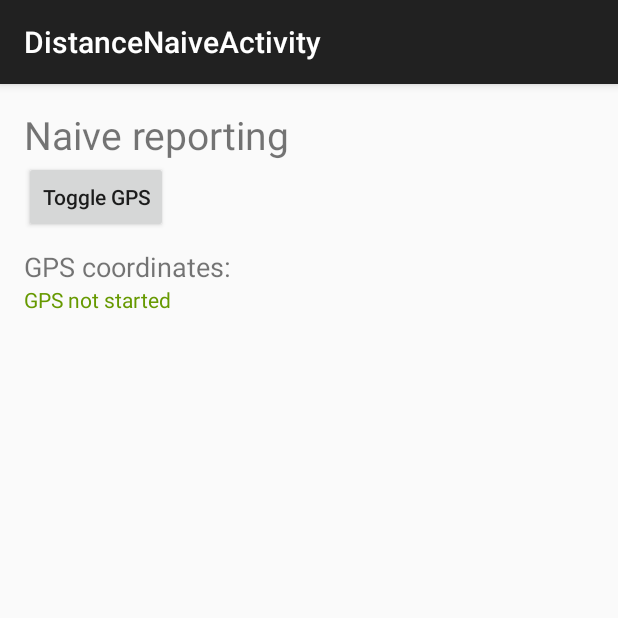
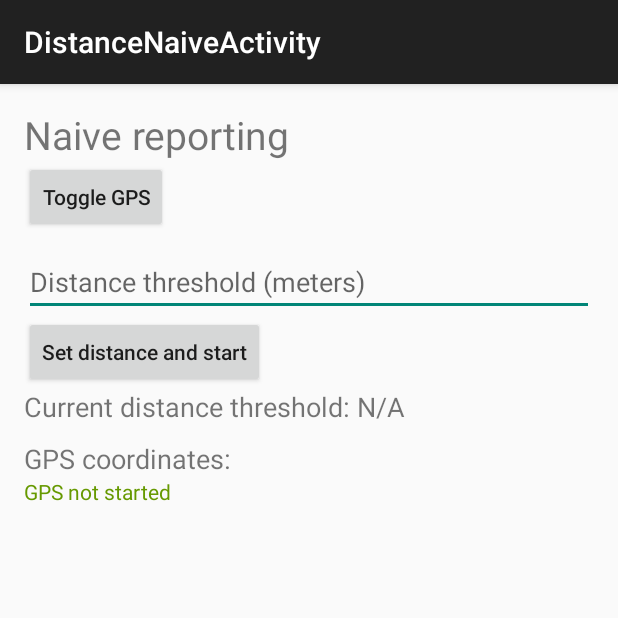
Before and after one commit to YnkDK/PP-Project2, an Android app: the DistanceNaiveActivity screen opened directly, with no data from a screen before it, on a phone screen of 412 x 824 dp, the top half of it. Run offline under Robolectric (Android 15) with nearby library versions, the phone set to English and light mode, and no system bars.

Commit message:
Removed distance measurements, added Filter for both distance and time

```diff
--- a/app/src/main/java/dk/au/pp13/positionfinder/DistanceNaiveActivity.java
+++ b/app/src/main/java/dk/au/pp13/positionfinder/DistanceNaiveActivity.java
@@ -2,11 +2,10 @@ package dk.au.pp13.positionfinder;
 
 import android.content.Context;
 import android.location.LocationManager;
+import android.os.Bundle;
 import android.support.v7.app.ActionBarActivity;
-import android.os.Bundle;
-import android.view.Menu;
-import android.view.MenuItem;
 import android.view.View;
+import android.widget.EditText;
 import android.widget.TextView;
 
 
@@ -15,6 +14,8 @@ public class DistanceNaiveActivity extends ActionBarActivity {
     private boolean isGPSOn;
     private LocationManager locationManager = null;
     private GPSListener locationListener = null;
+    private EditText editFieldDistance;
+    private TextView maxDistance;
 
     @Override
     protected void onCreate(Bundle savedInstanceState) {
@@ -22,6 +23,9 @@ public class DistanceNaiveActivity extends ActionBarActivity {
         setContentView(R.layout.activity_distance_naive);
 
         gpsCoordinates = (TextView) findViewById(R.id.gpsCoordinates);
+        maxDistance = (TextView) findViewById(R.id.maxDistance);
+        editFieldDistance = (EditText) findViewById(R.id.inputFieldDistance);
+
 
         gpsCoordinates.setText("GPS not started");
         isGPSOn = false;
@@ -42,4 +46,16 @@ public class DistanceNaiveActivity extends ActionBarActivity {
         }
         isGPSOn = !isGPSOn;
     }
+
+    public void setDistance(View view) {
+        if (editFieldDistance.getText().length() > 0) {
+            long distance = Long.parseLong(String.valueOf(editFieldDistance.getText()));
+            this.locationListener.setFilter(new HaversineFilter(distance));
+
+            maxDistance.setText("Current distance threshold: " + distance + " meters");
+            editFieldDistance.setText("");
+            if (!isGPSOn) toggleGPS(null);
+
+        }
+    }
 }
--- /dev/null
+++ b/app/src/main/java/dk/au/pp13/positionfinder/Filter.java
@@ -0,0 +1,18 @@
+package dk.au.pp13.positionfinder;
+
+import android.location.Location;
+
+/**
+ * Either a distance of time filter
+ */
+public interface Filter {
+
+    /**
+     * Returns true if the change from l1 to l2 would make l2 pass the filter
+     *
+     * @param l1 First location
+     * @param l2 Second location
+     * @return True if l2 passes the filter, false otherwise
+     */
+    boolean passesFilter(Location l1, Location l2);
+}
--- a/app/src/main/java/dk/au/pp13/positionfinder/GPSListener.java
+++ b/app/src/main/java/dk/au/pp13/positionfinder/GPSListener.java
@@ -9,15 +9,26 @@ import android.widget.TextView;
  * Created by CasperC on 9/23/15.
  */
 public class GPSListener implements LocationListener {
+    private Filter filter;
+
     private TextView textView;
+    private Location lastGoodFix;
 
     public GPSListener(TextView view) {
         this.textView = view;
+        this.lastGoodFix = null;
+    }
+
+    public void setFilter(Filter filter) {
+        this.filter = filter;
     }
 
     @Override
     public void onLocationChanged(Location location) {
-        textView.setText(location.toString());
+        if (lastGoodFix == null || filter.passesFilter(lastGoodFix, location)) {
+            textView.setText(location.toString());
+            lastGoodFix = location;
+        }
     }
 
     @Override
--- a/app/src/main/res/layout/activity_distance_naive.xml
+++ b/app/src/main/res/layout/activity_distance_naive.xml
@@ -20,7 +20,30 @@
         android:layout_height="wrap_content"
         android:text="@string/toggle_gps"
         android:textAllCaps="false"
-        android:onClick="toggleGPS"
+        android:onClick="toggleGPS" />
+
+    <EditText
+        android:id="@+id/inputFieldDistance"
+        android:layout_width="match_parent"
+        android:layout_height="wrap_content"
+        android:hint="@string/distance_threshold"
+        android:layout_marginTop="10dp"
+        android:textSize="18sp"
+        android:inputType="number" />
+
+    <Button
+        android:layout_width="wrap_content"
+        android:layout_height="wrap_content"
+        android:text="@string/set_distance"
+        android:textAllCaps="false"
+        android:onClick="setDistance" />
+
+    <TextView
+        android:id="@+id/maxDistance"
+        android:layout_width="wrap_content"
+        android:layout_height="wrap_content"
+        android:textSize="18sp"
+        android:text="@string/current_initial_distance_threshold"
         />
 
     <TextView
--- a/app/src/main/res/values/strings.xml
+++ b/app/src/main/res/values/strings.xml
@@ -8,6 +8,7 @@
     <string name="title_activity_distance_max_speed">DistanceMaxSpeedActivity</string>
     <string name="title_activity_distance_accelerometer">DistanceAccelerometerActivity</string>
     <string name="toggle_gps">Toggle GPS</string>
+    <string name="distance_threshold">Distance threshold (meters)</string>
     <string name="naive_reporting">Naive reporting</string>
     <string name="gps_coordinates">GPS coordinates:</string>
     <string name="max_speed_reporting">Max speed reporting</string>
@@ -15,4 +16,6 @@
     <string name="max_speed_input">Max speed in km/h</string>
     <string name="set_max_speed">Set max speed</string>
     <string name="current_initial_max_speed">Current max speed: N/A</string>
+    <string name="set_distance">Set distance and start</string>
+    <string name="current_initial_distance_threshold">Current distance threshold: N/A</string>
 </resources>
```
Also changed, not shown: app/src/main/java/dk/au/pp13/positionfinder/Distance.java (deleted, +0 -23 lines), app/src/main/java/dk/au/pp13/positionfinder/EuclideanDistance.java (deleted, +0 -21 lines), app/src/main/java/dk/au/pp13/positionfinder/HaversineDistance.java (deleted, +0 -39 lines), app/src/main/java/dk/au/pp13/positionfinder/HaversineFilter.java (added, +45 -0 lines), app/src/main/java/dk/au/pp13/positionfinder/TimeFilter.java (added, +24 -0 lines).
